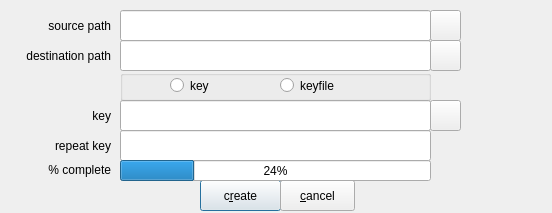
Qt form zuluCrypt-gui/cryptfiles.ui (mhogomchungu/zuluCrypt) before a commit.
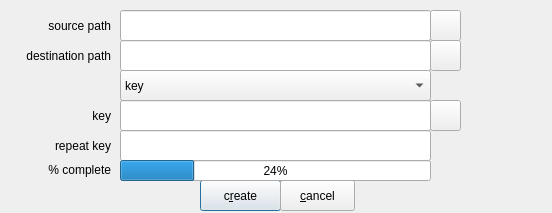
The same form after that commit.

Commit message: use combobox instead of checkboxes in certain places

```diff
--- a/zuluCrypt-gui/cryptfiles.ui
+++ b/zuluCrypt-gui/cryptfiles.ui
@@ -134,31 +134,25 @@
    <property name="title">
     <string/>
    </property>
-   <widget class="QRadioButton" name="rbKey">
+   <widget class="QComboBox" name="comboBox">
     <property name="geometry">
      <rect>
-      <x>50</x>
+      <x>0</x>
       <y>0</y>
-      <width>101</width>
+      <width>311</width>
       <height>31</height>
      </rect>
     </property>
+    <item>
     <property name="text">
      <string>key</string>
     </property>
-   </widget>
-   <widget class="QRadioButton" name="rbKeyFile">
-    <property name="geometry">
-     <rect>
-      <x>160</x>
-      <y>0</y>
-      <width>151</width>
-      <height>31</height>
-     </rect>
-    </property>
+    </item>
+    <item>
     <property name="text">
      <string>keyfile</string>
     </property>
+    </item>
    </widget>
   </widget>
   <widget class="QLineEdit" name="lineEditPass_1">
```
Left out of the diff: 2 changed lines with no effect on the pictures. Lines whose indentation alone changed are shown as unchanged. The commit also changes 6 other files.
